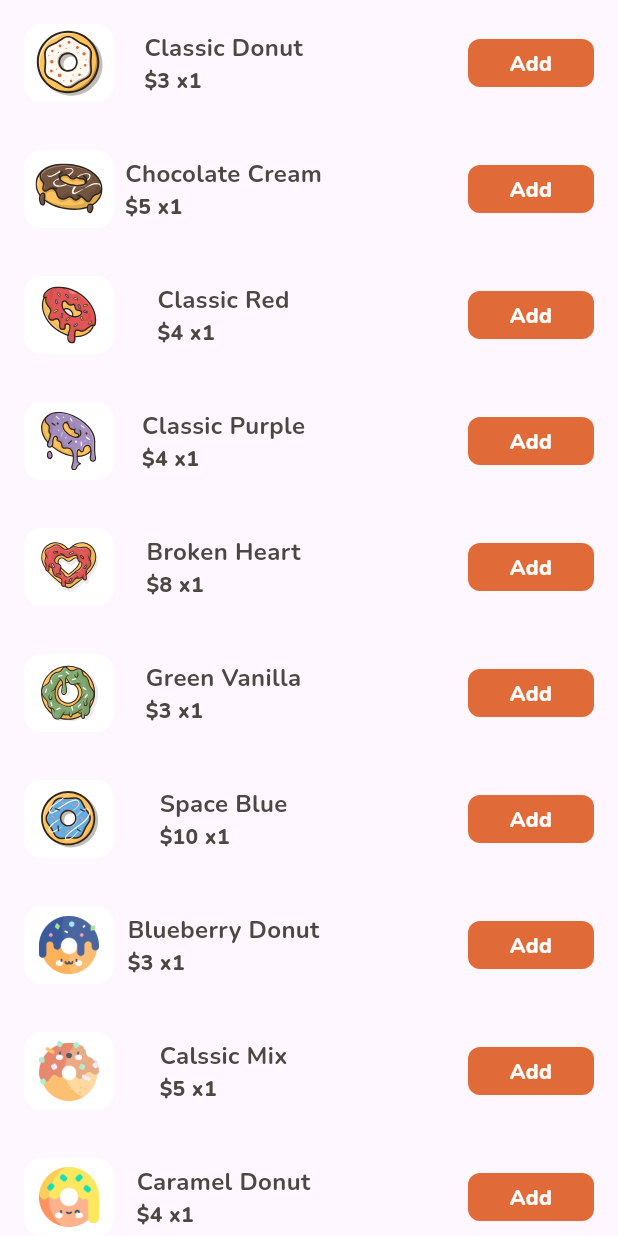
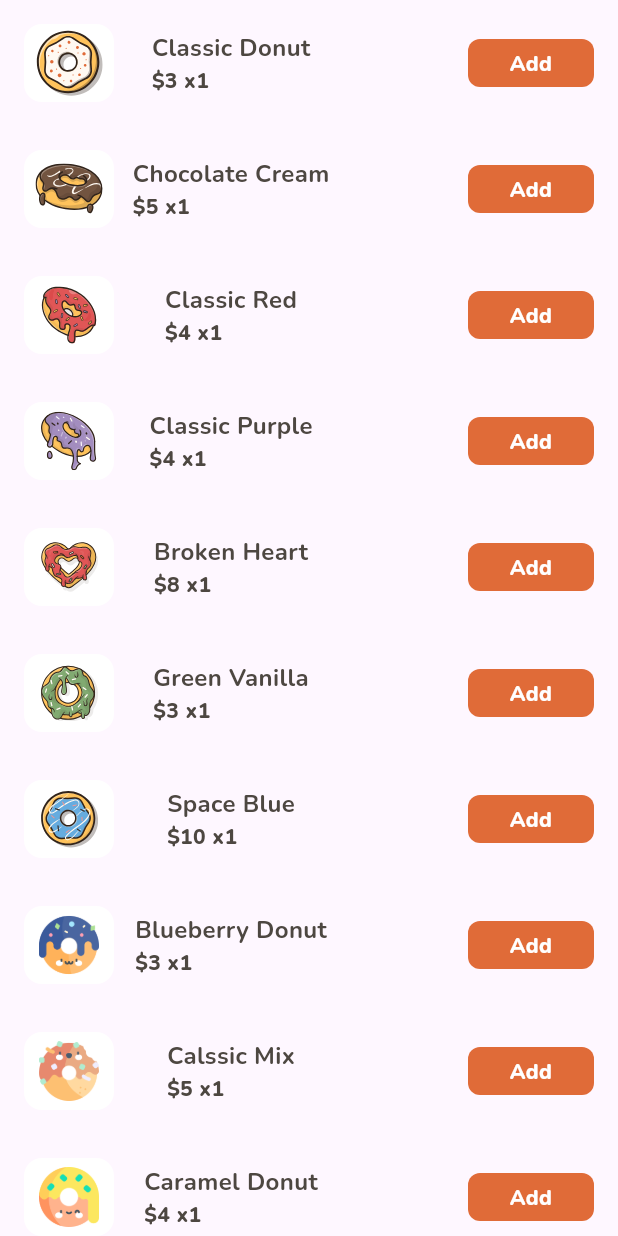
Before and after one commit to Mahmoud-ElShorbagy/candy_buy, a Flutter app: the DonutsPageView widget shown alone on an empty page, opened directly, on a phone screen of 412 x 824 dp. Run offline on Flutter 3.47's test engine with Material 3 defaults, Android fonts, the phone set to English and light mode, and no system bars; our stand-ins replace cloud_firestore, firebase_auth, firebase_core, flutter_bloc, flutter_svg; accounts and stored records are empty.

Commit message:
edit margin in ProductDetails

```diff
--- a/lib/views/view_candy/donuts_page/view.dart
+++ b/lib/views/view_candy/donuts_page/view.dart
@@ -47,6 +47,7 @@ class DonutsPageView extends StatelessWidget {
                       width: productDonut[index].width,
                       height: productDonut[index].height),
                   ProductDetails(
+                      margin: EdgeInsets.only(right: 80),
                       title: productDonut[index].name,
                       price: productDonut[index].price),
                   BlocListener<ProductCubit, ProductState>(
```
